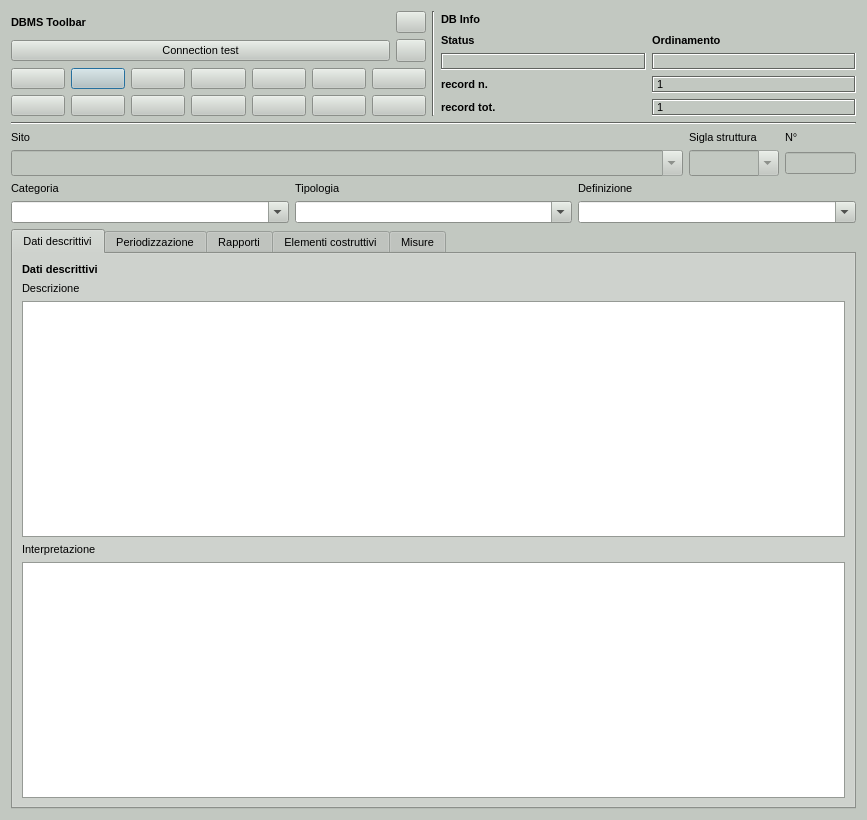
The window that gui/ui/Struttura.ui (pyarchinit/pyarchinit) describes before a commit, drawn with Qt 5.
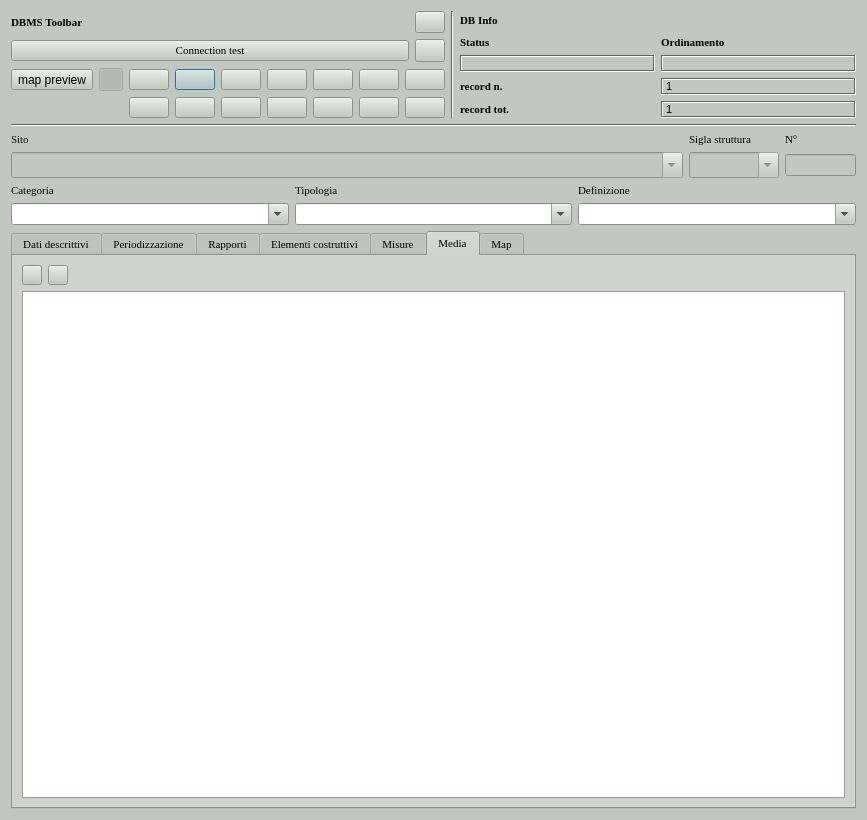
The same window after the commit. The open tabs and pages were chosen to show the change. Icons and pictures are not drawn. Custom widgets are drawn as their Qt base class.

Diff of the .ui file:
```diff
--- a/gui/ui/Struttura.ui
+++ b/gui/ui/Struttura.ui
@@ -474,6 +474,7 @@
         <widget class="QLabel" name="label_29">
          <property name="font">
           <font>
+           <family>Times New Roman</family>
            <pointsize>8</pointsize>
            <weight>75</weight>
            <bold>true</bold>
@@ -490,6 +491,7 @@
           <widget class="QPushButton" name="pushButton_first_rec">
            <property name="font">
             <font>
+             <family>Times New Roman</family>
              <pointsize>8</pointsize>
             </font>
            </property>
@@ -509,6 +511,7 @@
           <widget class="QPushButton" name="pushButton_next_rec">
            <property name="font">
             <font>
+             <family>Times New Roman</family>
              <pointsize>8</pointsize>
             </font>
            </property>
@@ -528,6 +531,7 @@
           <widget class="QPushButton" name="pushButton_last_rec">
            <property name="font">
             <font>
+             <family>Times New Roman</family>
              <pointsize>8</pointsize>
             </font>
            </property>
@@ -547,6 +551,7 @@
           <widget class="QPushButton" name="pushButton_new_rec">
            <property name="font">
             <font>
+             <family>Times New Roman</family>
              <pointsize>8</pointsize>
             </font>
            </property>
@@ -566,6 +571,7 @@
           <widget class="QPushButton" name="pushButton_save">
            <property name="font">
             <font>
+             <family>Times New Roman</family>
              <pointsize>8</pointsize>
             </font>
            </property>
@@ -588,6 +594,7 @@
           <widget class="QPushButton" name="pushButton_new_search">
            <property name="font">
             <font>
+             <family>Times New Roman</family>
              <pointsize>8</pointsize>
             </font>
            </property>
@@ -607,6 +614,7 @@
           <widget class="QPushButton" name="pushButton_search_go">
            <property name="font">
             <font>
+             <family>Times New Roman</family>
              <pointsize>8</pointsize>
             </font>
            </property>
@@ -626,6 +634,7 @@
           <widget class="QPushButton" name="pushButton_sort">
            <property name="font">
             <font>
+             <family>Times New Roman</family>
              <pointsize>8</pointsize>
             </font>
            </property>
@@ -645,6 +654,7 @@
           <widget class="QPushButton" name="pushButton_view_all">
            <property name="font">
             <font>
+             <family>Times New Roman</family>
              <pointsize>8</pointsize>
             </font>
            </property>
@@ -667,6 +677,7 @@
            </property>
            <property name="font">
             <font>
+             <family>Times New Roman</family>
              <pointsize>8</pointsize>
             </font>
            </property>
@@ -686,6 +697,7 @@
           <widget class="QPushButton" name="pushButton_prev_rec">
            <property name="font">
             <font>
+             <family>Times New Roman</family>
              <pointsize>8</pointsize>
             </font>
            </property>
@@ -705,6 +717,7 @@
           <widget class="QPushButton" name="pushButton_pdf_exp">
            <property name="font">
             <font>
+             <family>Times New Roman</family>
              <pointsize>8</pointsize>
             </font>
            </property>
@@ -721,6 +734,7 @@
           <widget class="QPushButton" name="pushButton_open_dir">
            <property name="font">
             <font>
+             <family>Times New Roman</family>
              <pointsize>8</pointsize>
             </font>
            </property>
@@ -734,6 +748,7 @@
           <widget class="QPushButton" name="pushButton_draw_struttura">
            <property name="font">
             <font>
+             <family>Times New Roman</family>
              <pointsize>8</pointsize>
             </font>
            </property>
@@ -746,12 +761,46 @@
            </property>
           </widget>
          </item>
+         <item row="0" column="0">
+          <widget class="QToolButton" name="toolButtonPreview">
+           <property name="text">
+            <string>map preview</string>
+           </property>
+          </widget>
+         </item>
+         <item row="0" column="1">
+          <widget class="QToolButton" name="toolButtonPreviewMedia">
+           <property name="enabled">
+            <bool>false</bool>
+           </property>
+           <property name="sizePolicy">
+            <sizepolicy hsizetype="Minimum" vsizetype="Fixed">
+             <horstretch>0</horstretch>
+             <verstretch>0</verstretch>
+            </sizepolicy>
+           </property>
+           <property name="text">
+            <string/>
+           </property>
+           <property name="icon">
+            <iconset resource="../../resources/resources.qrc">
+             <normaloff>:/icons/photo.png</normaloff>:/icons/photo.png</iconset>
+           </property>
+           <property name="checkable">
+            <bool>true</bool>
+           </property>
+           <property name="checked">
+            <bool>true</bool>
+           </property>
+          </widget>
+         </item>
         </layout>
        </item>
        <item row="1" column="0">
         <widget class="QPushButton" name="pushButton_connect">
          <property name="font">
           <font>
+           <family>Times New Roman</family>
            <pointsize>8</pointsize>
           </font>
          </property>
@@ -770,6 +819,7 @@
          </property>
          <property name="font">
           <font>
+           <family>Times New Roman</family>
            <pointsize>8</pointsize>
           </font>
          </property>
@@ -808,6 +858,7 @@
       <widget class="Line" name="line_6">
        <property name="font">
         <font>
+         <family>Times New Roman</family>
          <pointsize>8</pointsize>
         </font>
        </property>
@@ -822,6 +873,7 @@
         <widget class="QLabel" name="label_42">
          <property name="font">
           <font>
+           <family>Times New Roman</family>
            <pointsize>8</pointsize>
            <weight>75</weight>
            <bold>true</bold>
@@ -841,6 +893,7 @@
           <widget class="QLabel" name="label_43">
            <property name="font">
             <font>
+             <family>Times New Roman</family>
              <pointsize>8</pointsize>
              <weight>75</weight>
              <bold>true</bold>
@@ -864,6 +917,7 @@
            </property>
            <property name="font">
             <font>
+             <family>Times New Roman</family>
              <pointsize>8</pointsize>
              <weight>75</weight>
              <bold>true</bold>
@@ -899,6 +953,7 @@
           <widget class="QLabel" name="label_sort">
            <property name="font">
             <font>
+             <family>Times New Roman</family>
              <pointsize>8</pointsize>
              <weight>75</weight>
              <bold>true</bold>
@@ -934,6 +989,7 @@
           <widget class="QLabel" name="label_34">
            <property name="font">
             <font>
+             <family>Times New Roman</family>
              <pointsize>8</pointsize>
              <weight>75</weight>
              <bold>true</bold>
@@ -1011,6 +1067,7 @@
           <widget class="QLabel" name="label_27">
            <property name="font">
             <font>
+             <family>Times New Roman</family>
              <pointsize>8</pointsize>
              <weight>75</weight>
              <bold>true</bold>
@@ -1028,6 +1085,7 @@
           <widget class="QLabel" name="label_28">
            <property name="font">
             <font>
+             <family>Times New Roman</family>
              <pointsize>8</pointsize>
              <weight>75</weight>
              <bold>true</bold>
@@ -1051,6 +1109,7 @@
     <widget class="Line" name="line_8">
      <property name="font">
       <font>
+       <family>Times New Roman</family>
        <pointsize>8</pointsize>
        <weight>75</weight>
        <bold>true</bold>
@@ -1084,6 +1143,7 @@
          </property>
          <property name="font">
           <font>
+           <family>Times New Roman</family>
            <pointsize>8</pointsize>
            <weight>75</weight>
            <bold>true</bold>
@@ -1110,6 +1170,7 @@
          </property>
          <property name="font">
           <font>
+           <family>Times New Roman</family>
            <pointsize>8</pointsize>
            <weight>75</weight>
            <bold>true</bold>
@@ -1136,6 +1197,7 @@
          </property>
          <property name="font">
           <font>
+           <family>Times New Roman</family>
            <pointsize>8</pointsize>
            <weight>75</weight>
            <bold>true</bold>
@@ -1159,6 +1221,7 @@
         <widget class="QLabel" name="label">
          <property name="font">
           <font>
+           <family>Times New Roman</family>
            <pointsize>8</pointsize>
           </font>
          </property>
@@ -1171,6 +1234,7 @@
         <widget class="QLabel" name="label_2">
          <property name="font">
           <font>
+           <family>Times New Roman</family>
            <pointsize>8</pointsize>
           </font>
          </property>
@@ -1183,6 +1247,7 @@
         <widget class="QLabel" name="label_3">
          <property name="font">
           <font>
+           <family>Times New Roman</family>
            <pointsize>8</pointsize>
           </font>
          </property>
@@ -1199,6 +1264,7 @@
         <widget class="QLabel" name="label_5">
          <property name="font">
           <font>
+           <family>Times New Roman</family>
            <pointsize>8</pointsize>
           </font>
          </property>
@@ -1211,6 +1277,7 @@
         <widget class="QLabel" name="label_4">
          <property name="font">
           <font>
+           <family>Times New Roman</family>
            <pointsize>8</pointsize>
           </font>
          </property>
@@ -1223,6 +1290,7 @@
         <widget class="QComboBox" name="comboBox_tipologia_struttura">
          <property name="font">
           <font>
+           <family>Times New Roman</family>
            <pointsize>8</pointsize>
            <weight>75</weight>
            <bold>true</bold>
@@ -1237,6 +1305,7 @@
         <widget class="QLabel" name="label_9">
          <property name="font">
           <font>
+           <family>Times New Roman</family>
            <pointsize>8</pointsize>
           </font>
          </property>
@@ -1249,6 +1318,7 @@
         <widget class="QComboBox" name="comboBox_definizione_struttura">
          <property name="font">
           <font>
+           <family>Times New Roman</family>
            <pointsize>8</pointsize>
            <weight>75</weight>
            <bold>true</bold>
@@ -1263,6 +1333,7 @@
         <widget class="QComboBox" name="comboBox_categoria_struttura">
          <property name="font">
           <font>
+           <family>Times New Roman</family>
            <pointsize>8</pointsize>
            <weight>75</weight>
            <bold>true</bold>
@@ -1281,6 +1352,7 @@
     <widget class="QTabWidget" name="tabWidget">
      <property name="font">
       <font>
+       <family>Times New Roman</family>
        <pointsize>8</pointsize>
       </font>
      </property>
@@ -1296,6 +1368,7 @@
         <widget class="QLabel" name="label_13">
          <property name="font">
           <font>
+           <family>Times New Roman</family>
            <pointsize>8</pointsize>
            <weight>75</weight>
            <bold>true</bold>
@@ -1310,6 +1383,7 @@
         <widget class="QLabel" name="label_6">
          <property name="font">
           <font>
+           <family>Times New Roman</family>
            <pointsize>8</pointsize>
           </font>
          </property>
@@ -1328,6 +1402,7 @@
          </property>
          <property name="font">
           <font>
+           <family>Times New Roman</family>
            <pointsize>8</pointsize>
           </font>
          </property>
@@ -1335,7 +1410,7 @@
           <string>&lt;!DOCTYPE HTML PUBLIC &quot;-//W3C//DTD HTML 4.0//EN&quot; &quot;http://www.w3.org/TR/REC-html40/strict.dtd&quot;&gt;
 &lt;html&gt;&lt;head&gt;&lt;meta name=&quot;qrichtext&quot; content=&quot;1&quot; /&gt;&lt;style type=&quot;text/css&quot;&gt;
 p, li { white-space: pre-wrap; }
-&lt;/style&gt;&lt;/head&gt;&lt;body style=&quot; font-family:'MS Shell Dlg 2'; font-size:8pt; font-weight:400; font-style:normal;&quot;&gt;
+&lt;/style&gt;&lt;/head&gt;&lt;body style=&quot; font-family:'Times New Roman','Times New Roman','Times New Roman'; font-size:8pt; font-weight:400; font-style:normal;&quot;&gt;
 &lt;p style=&quot; margin-top:0px; margin-bottom:0px; margin-left:0px; margin-right:0px; -qt-block-indent:0; text-indent:0px;&quot;&gt;&lt;span style=&quot; font-family:'Lucida Grande'; font-size:13pt;&quot;&gt;&lt;br /&gt;&lt;/span&gt;&lt;/p&gt;&lt;/body&gt;&lt;/html&gt;</string>
          </property>
         </widget>
@@ -1344,6 +1419,7 @@
         <widget class="QLabel" name="label_7">
          <property name="font">
           <font>
+           <family>Times New Roman</family>
            <pointsize>8</pointsize>
           </font>
          </property>
@@ -1362,6 +1438,7 @@
          </property>
          <property name="font">
           <font>
+           <family>Times New Roman</family>
            <pointsize>8</pointsize>
           </font>
          </property>
@@ -2173,6 +2250,68 @@
        </item>
       </layout>
      </widget>
+     <widget class="QWidget" name="tab_4">
+      <attribute name="title">
+       <string>Media</string>
+      </attribute>
+      <layout class="QGridLayout" name="gridLayout_19">
+       <item row="0" column="0">
+        <widget class="QPushButton" name="pushButton_all_images">
+         <property name="sizePolicy">
+          <sizepolicy hsizetype="Expanding" vsizetype="Fixed">
+           <horstretch>0</horstretch>
+           <verstretch>0</verstretch>
+          </sizepolicy>
+         </property>
+         <property name="maximumSize">
+          <size>
+           <width>20</width>
+           <height>20</height>
+          </size>
+         </property>
+         <property name="icon">
+          <iconset resource="../../resources/resources.qrc">
+           <normaloff>:/icons/photo2.png</normaloff>:/icons/photo2.png</iconset>
+         </property>
+        </widget>
+       </item>
+       <item row="3" column="0" colspan="3">
+        <widget class="QListWidget" name="iconListWidget">
+         <property name="sizeAdjustPolicy">
+          <enum>QAbstractScrollArea::AdjustToContents</enum>
+         </property>
+         <property name="uniformItemSizes">
+          <bool>true</bool>
+         </property>
+        </widget>
+       </item>
+       <item row="0" column="1">
+        <widget class="QPushButton" name="pushButton_removetags">
+         <property name="sizePolicy">
+          <sizepolicy hsizetype="Minimum" vsizetype="Expanding">
+           <horstretch>0</horstretch>
+           <verstretch>0</verstretch>
+          </sizepolicy>
+         </property>
+         <property name="maximumSize">
+          <size>
+           <width>20</width>
+           <height>20</height>
+          </size>
+         </property>
+         <property name="icon">
+          <iconset resource="../../resources/resources.qrc">
+           <normaloff>:/icons/remove_tag.png</normaloff>:/icons/remove_tag.png</iconset>
+         </property>
+        </widget>
+       </item>
+      </layout>
+     </widget>
+     <widget class="QWidget" name="tab_7">
+      <attribute name="title">
+       <string>Map</string>
+      </attribute>
+     </widget>
     </widget>
    </item>
   </layout>
```
Left out of the diff: 44 changed lines with no effect on the pictures. Lines whose indentation alone changed are shown as unchanged.
